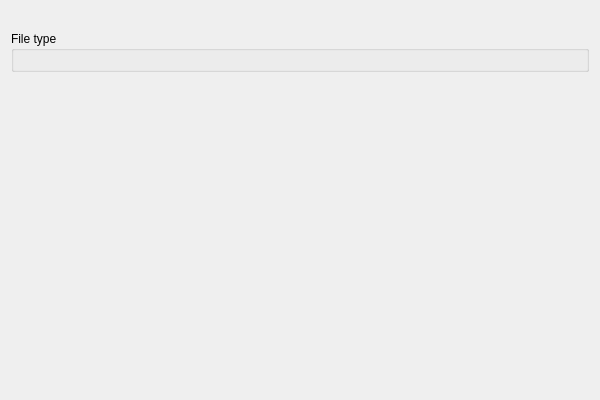
The window that vbox/src/VBox/Frontends/VirtualBox/src/wizards/newhd/UINewHDWizardPageFormat.ui (jljuxgm/vboxgit) describes before a commit, drawn with Qt 5.
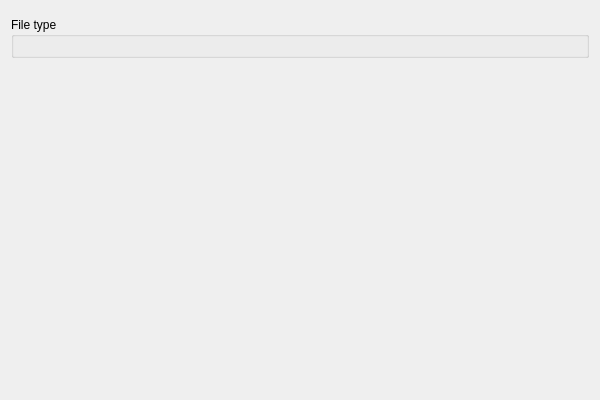
The same window after the commit. Custom widgets are drawn as their Qt base class.

The edit to the form file:
```diff
--- a/vbox/src/VBox/Frontends/VirtualBox/src/wizards/newhd/UINewHDWizardPageFormat.ui
+++ b/vbox/src/VBox/Frontends/VirtualBox/src/wizards/newhd/UINewHDWizardPageFormat.ui
@@ -23,25 +23,18 @@
     <height>400</height>
    </rect>
   </property>
-  <property name="sizePolicy">
-   <sizepolicy hsizetype="Minimum" vsizetype="Minimum">
-    <horstretch>0</horstretch>
-    <verstretch>0</verstretch>
-   </sizepolicy>
-  </property>
   <layout class="QVBoxLayout" name="m_pMainLayout">
-   <property name="bottomMargin" >
-    <number>0</number>
-   </property>
    <item>
-    <widget class="QILabel" name="m_pLabel">
-     <property name="wordWrap">
-      <bool>true</bool>
-     </property>
-    </widget>
+    <widget class="QIRichTextLabel" name="m_pLabel"/>
    </item>
    <item>
     <widget class="QGroupBox" name="m_pFormatContainer">
+     <property name="sizePolicy">
+      <sizepolicy hsizetype="MinimumExpanding" vsizetype="Fixed">
+       <horstretch>0</horstretch>
+       <verstretch>0</verstretch>
+      </sizepolicy>
+     </property>
      <property name="title">
       <string>File type</string>
      </property>
@@ -50,7 +43,10 @@
    </item>
    <item>
     <spacer name="m_pSpacer">
-     <property name="sizeHint" stdset="0">
+     <property name="orientation">
+      <enum>Qt::Vertical</enum>
+     </property>
+     <property name="sizeHint">
       <size>
        <width>0</width>
        <height>0</height>
@@ -62,9 +58,9 @@
  </widget>
  <customwidgets>
   <customwidget>
-   <class>QILabel</class>
-   <extends>QLabel</extends>
-   <header>QILabel.h</header>
+   <class>QIRichTextLabel</class>
+   <extends>QWidget</extends>
+   <header>QIRichTextLabel.h</header>
   </customwidget>
  </customwidgets>
  <resources/>
```
Left out of the diff: 2 changed lines with no effect on the pictures.
